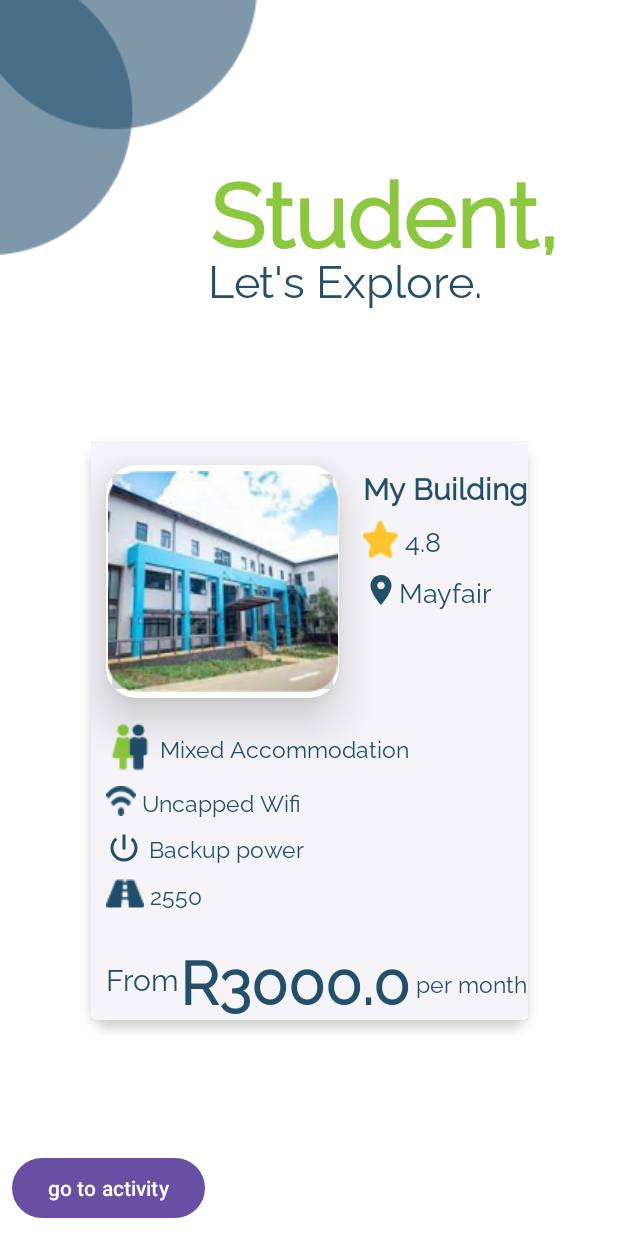
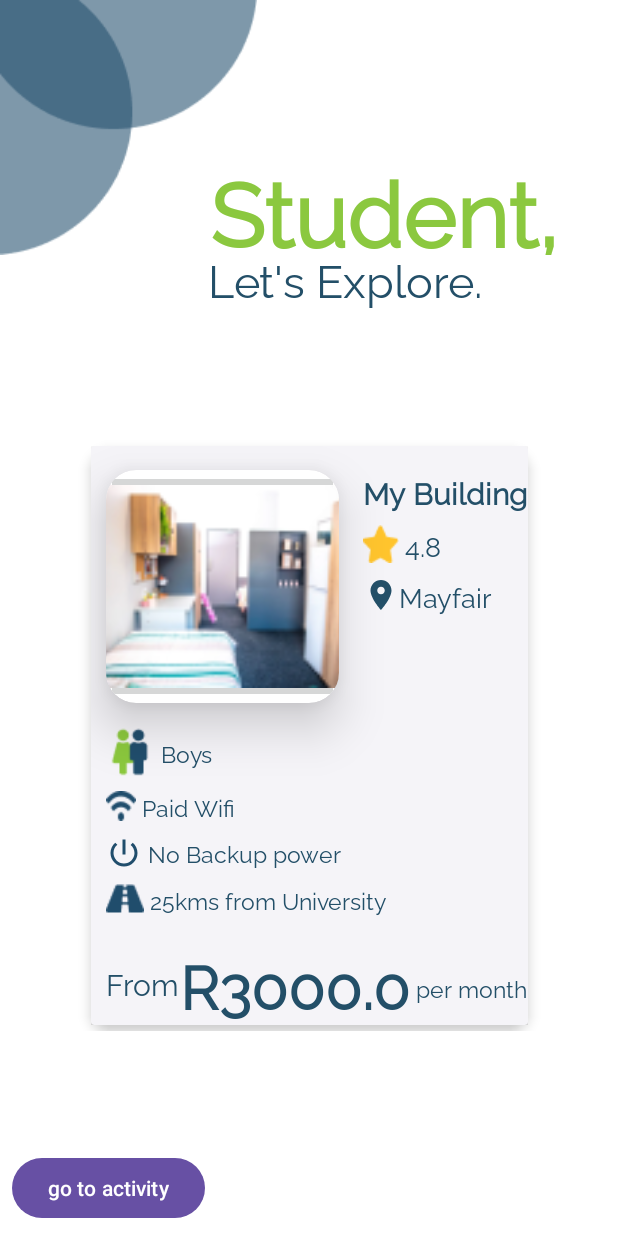
Before and after one commit to LethaboMaloma/Myres-Prototype, an Android app: the MainActivity screen opened directly, with no data from a screen before it, on a phone screen of 412 x 824 dp. Run offline under Robolectric (Android 15) with nearby library versions, the phone set to English and light mode, and no system bars.

Commit message:
almost there

```diff
--- a/app/src/main/AndroidManifest.xml
+++ b/app/src/main/AndroidManifest.xml
@@ -23,10 +23,10 @@
             android:exported="true">
             <intent-filter>
                 <action android:name="android.intent.action.MAIN" />
-
                 <category android:name="android.intent.category.LAUNCHER" />
             </intent-filter>
         </activity>
+
         <activity
             android:name=".SignupActivity"
             android:exported="false" />
@@ -42,11 +42,9 @@
             android:exported="false" />
         <activity
             android:name=".MainActivity"
-            android:exported="true" />
-
+            android:exported="false"/>
         <meta-data
             android:name="preloaded_fonts"
             android:resource="@array/preloaded_fonts" />
     </application>
-
 </manifest>
--- a/app/src/main/java/com/example/myres/MainActivity.java
+++ b/app/src/main/java/com/example/myres/MainActivity.java
@@ -38,19 +38,21 @@ public class MainActivity extends AppCompatActivity {
         String resLocation = "Mayfair";
         int resDistance = 2550;
         double monthlyRent = 3000;
-        ArrayList<Object> amenities = new ArrayList<>(Arrays.asList("Mixed Accommodation", "Uncapped Wifi", "Backup power"));
+        ArrayList<Object> amenities = new ArrayList<>(Arrays.asList("Boys", "Paid Wifi", "No Backup power"));
         ArrayList<Review> reviews = new ArrayList<>();
 
-//        String resName = "Yale Village";
-//        double resRating = 4.5;
-//        String resDesciption = "Yale Village offers massive outdoor spaces, from beautiful gardens, numerous sports fields to a swimming pool. There are countless outdoor chill areas, to quietly read a book, study or even just catch up with friends. When you live at Yale Village, all you need to worry about is getting good grades!";
-//        String resLocation = "Parktown";
-//        int resDistance = 100;
-//        double monthlyRent = 5900;
-//        ArrayList<Integer> amenities = new ArrayList<>();
-//        ArrayList<Review> reviews = new ArrayList<>();
+        String resName2 = "Yale Village";
+        ArrayList<Integer> resImage2 = new ArrayList<>(Arrays.asList(R.drawable.res_image_3, R.drawable.res_image_2, R.drawable.resimage));
+        double resRating2 = 4.5;
+        String resDesciption2 = "Yale Village offers massive outdoor spaces, from beautiful gardens, numerous sports fields to a swimming pool. There are countless outdoor chill areas, to quietly read a book, study or even just catch up with friends. When you live at Yale Village, all you need to worry about is getting good grades!";
+        String resLocation2 = "Parktown";
+        int resDistance2 = 100;
+        double monthlyRent2 = 5900;
+        ArrayList<Object> amenities2 = new ArrayList<>(Arrays.asList("Mixed Accommodation", "Uncapped Wifi", "Backup power"));
+        ArrayList<Review> reviews2 = new ArrayList<>();
 
         allRes.add(new Res(resImage,resName, resRating, resLocation, resDesciption, monthlyRent, resDistance, amenities, reviews));
+        allRes.add(new Res(resImage2, resName2, resRating2, resLocation2, resDesciption2, monthlyRent2, resDistance2, amenities2, reviews2));
 
         resAdapter=new ResAdapter(allRes);
         resRecyclerView.setAdapter(resAdapter);
--- a/app/src/main/java/com/example/myres/ResAdapter.java
+++ b/app/src/main/java/com/example/myres/ResAdapter.java
@@ -8,6 +8,8 @@ import android.widget.TextView;
 
 import androidx.annotation.NonNull;
 import androidx.recyclerview.widget.RecyclerView;
+
+import com.bumptech.glide.Glide;
 
 import java.util.ArrayList;
 
@@ -33,13 +35,21 @@ public class ResAdapter extends RecyclerView.Adapter<ResAdapter.ViewHolder> {
         holder.resName.setText(res.getResName());
         holder.resRating.setText(String.valueOf(res.getResRating()));
         holder.resLocation.setText(res.getResLocation());
-        holder.resDistance.setText(String.valueOf(res.getResDistance()));
+        int dist= res.getResDistance()/100;
+        String distance = String.valueOf(dist) + "kms from University";
+        holder.resDistance.setText(distance);
         String rent = "R" + String.valueOf(res.getMonthlyRent());
         holder.monthlyRent.setText(rent);
 
         holder.resType.setText(String.valueOf(res.getAmenities().get(0)));
         holder.resAmenity2.setText(String.valueOf(res.getAmenities().get(1)));
         holder.resAmenity3.setText(String.valueOf(res.getAmenities().get(2)));
+
+        int drawableResourceId=holder.itemView.getContext().getResources().getIdentifier(String.valueOf(res.getResImages().get(1)), "drawable", holder.itemView.getContext().getPackageName());
+
+        Glide.with(holder.itemView.getContext())
+                .load(drawableResourceId)
+                .into(holder.resImage);
     }
 
     @Override
--- a/app/src/main/java/com/example/myres/ReviewAdapter.java
+++ b/app/src/main/java/com/example/myres/ReviewAdapter.java
@@ -36,11 +36,12 @@ public class ReviewAdapter extends RecyclerView.Adapter<ReviewAdapter.ViewHolder
     }
 
     public static class ViewHolder extends RecyclerView.ViewHolder {
-        TextView reviewTextView;
+        TextView reviewTextView, user;
 
         public ViewHolder(@NonNull View itemView) {
             super(itemView);
             reviewTextView = itemView.findViewById(R.id.review_text);
+            user = itemView.findViewById(R.id.user);
         }
     }
 }
--- a/app/src/main/res/layout/activity_main.xml
+++ b/app/src/main/res/layout/activity_main.xml
@@ -48,7 +48,7 @@
     <androidx.recyclerview.widget.RecyclerView
         android:id="@+id/resRecyclerView"
         android:layout_width="wrap_content"
-        android:layout_height="wrap_content"
+        android:layout_height="400dp"
         android:layout_marginTop="8dp"
         android:layout_marginBottom="8dp"
         app:layout_constraintBottom_toTopOf="@+id/btnGoToActivity"
```
Also changed, not shown: app/src/main/java/com/example/myres/Review.java (+13 -3 lines), app/src/main/java/com/example/myres/ReviewActivity.java (+7 -26 lines), app/src/main/res/layout/review_item.xml (+12 -6 lines), app/src/main/res/drawable/profile_icon.png (added).
